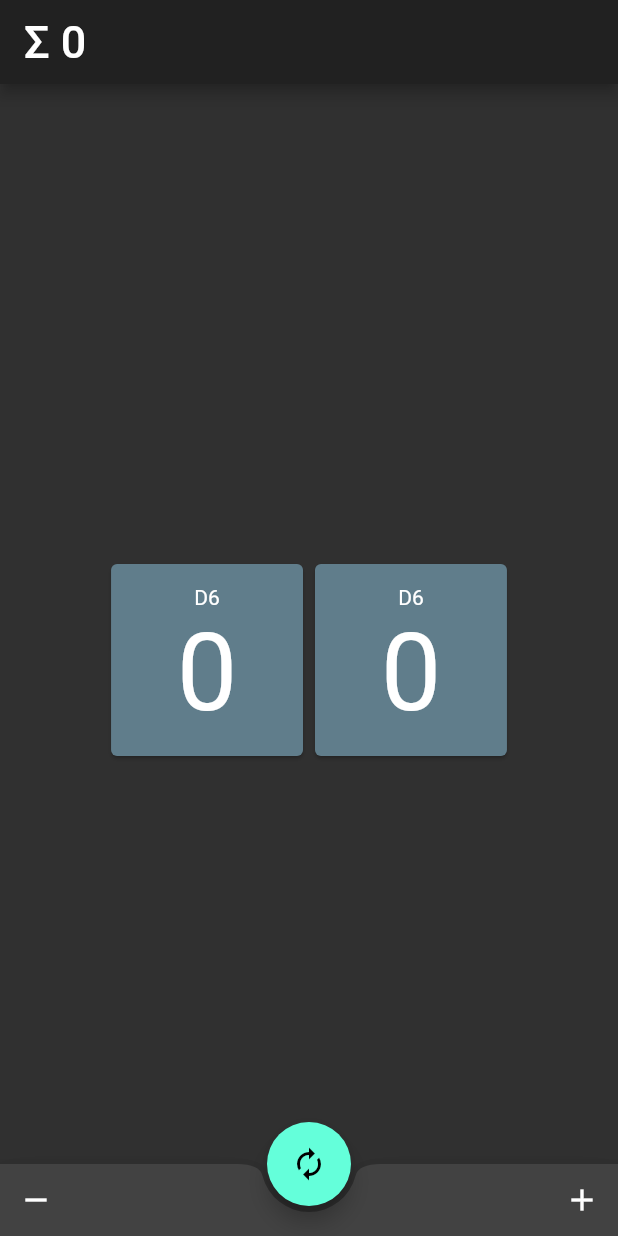
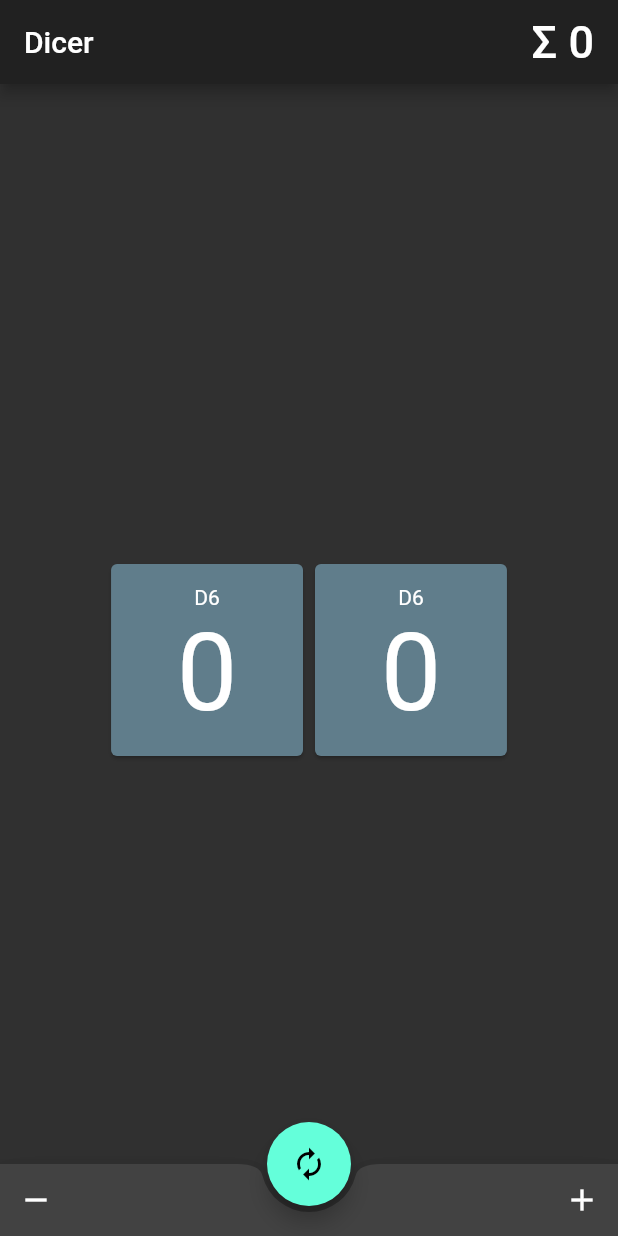
Before and after one commit to allmonty/dicer, a Flutter app: the screen it shows after launch, on a phone screen of 412 x 824 dp. Run offline on Flutter 3.47's test engine with Material 2 defaults, Android fonts, the phone set to English and light mode, and no system bars.

Commit message:
add more references and change appbar

```diff
--- a/lib/main.dart
+++ b/lib/main.dart
@@ -38,7 +38,13 @@ class MyHomePage extends StatelessWidget {
     return Scaffold(
       extendBody: true,
       appBar: AppBar(
-        title: BoardResult(),
+        title: Row(
+          mainAxisAlignment: MainAxisAlignment.spaceBetween,
+          children: [
+            Text("Dicer"),
+            BoardResult(),
+          ],
+        ),
       ),
       body: Center(
         child: DicesBoard(),
```
Also changed, not shown: 1 other file.
